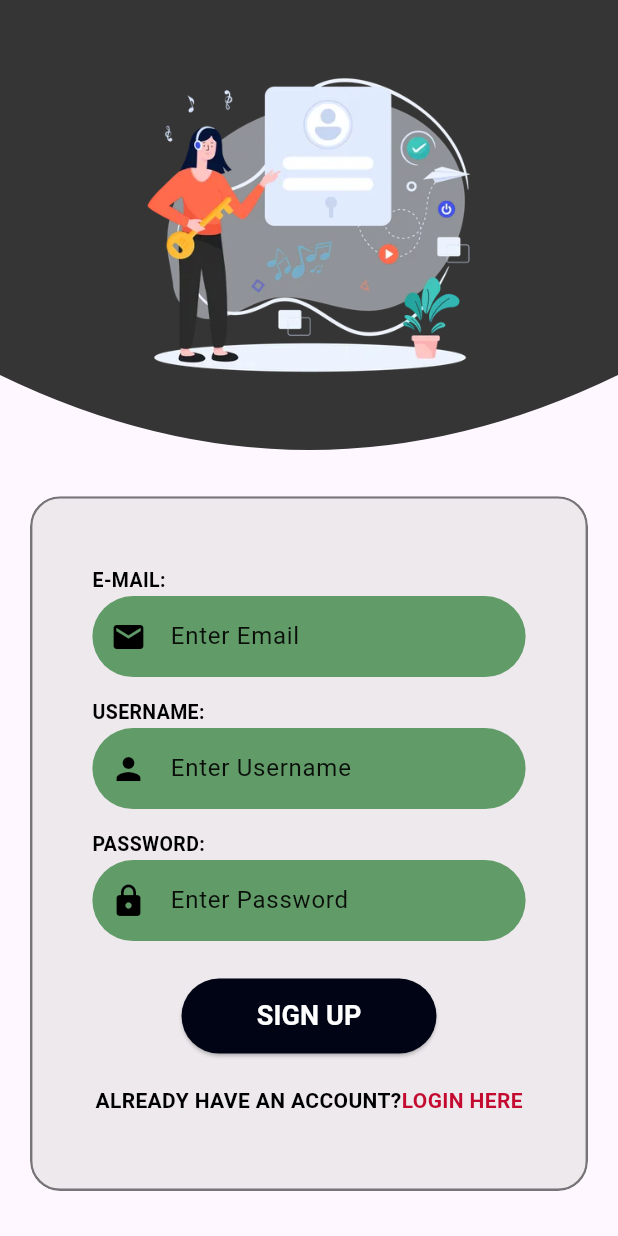
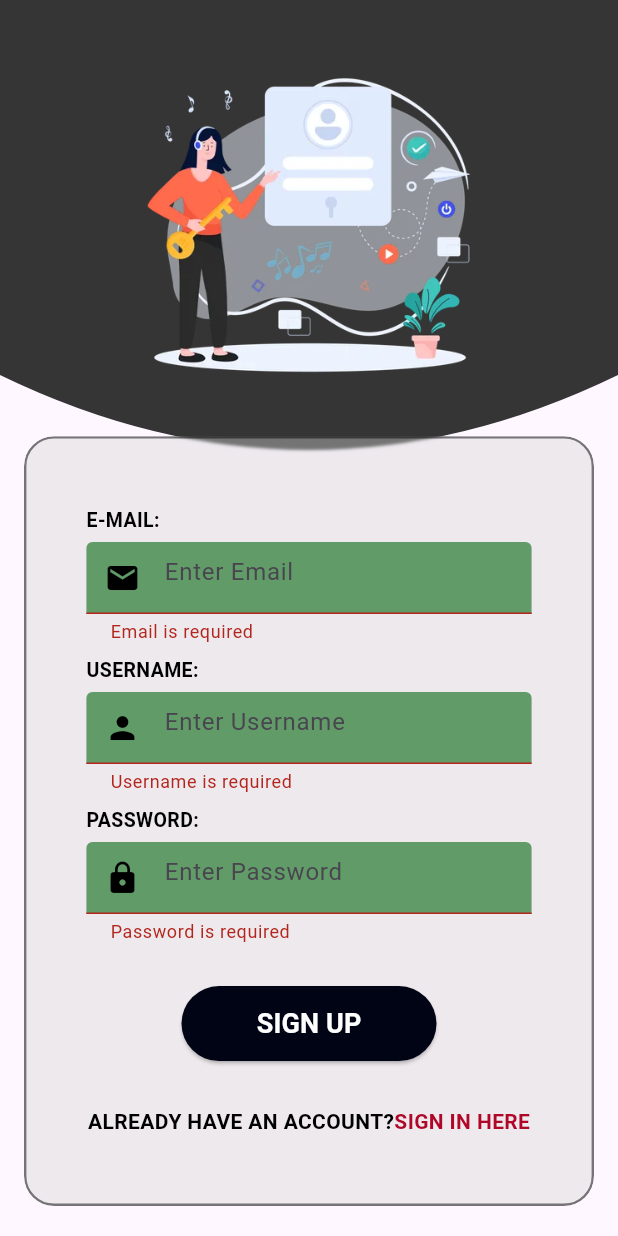
Before and after one commit to Thisarani123/Dietary_Log_Application, a Flutter app: the SignUpScreen screen opened by its route, after a tap on "SIGN UP", on a phone screen of 412 x 824 dp. Run offline on Flutter 3.47's test engine with Material 3 defaults, Android fonts, the light colour scheme and no system bars; our stand-ins replace cloud_firestore, firebase_auth, firebase_core, firebase_storage, google_fonts, image_picker and 1 more; accounts and stored records are empty.

Commit message:
Updated Sign up page

```diff
--- a/lib/SignupPage.dart
+++ b/lib/SignupPage.dart
@@ -13,20 +13,90 @@
 }
 
 class _SignUpScreenState extends State<SignUpScreen> {
-  TextEditingController _emailTextController = TextEditingController();
-  TextEditingController _usernameTextController = TextEditingController();
-  TextEditingController _passwordTextController = TextEditingController();
+  final TextEditingController _emailTextController = TextEditingController();
+  final TextEditingController _usernameTextController = TextEditingController();
+  final TextEditingController _passwordTextController = TextEditingController();
+  final FirebaseAuth _auth = FirebaseAuth.instance;
+  final FirebaseFirestore _firestore = FirebaseFirestore.instance;
 
-  void _createUserInFirestore(String email, String username, String password) {
-    FirebaseFirestore.instance.collection('users').add({
-      'email': email,
-      'username': username,
-      'password': password,
-    }).then((value) {
-      print("User added to Firestore with ID: ${value.id}");
-    }).catchError((error) {
-      print("Failed to add user to Firestore: $error");
+  String? emailError;
+  String? usernameError;
+  String? passwordError;
+  bool _isLoading = false;
+
+  void _signUp() async {
+    String email = _emailTextController.text.trim();
+    String username = _usernameTextController.text.trim();
+    String password = _passwordTextController.text.trim();
+
+    setState(() {
+      emailError = email.isEmpty ? "Email is required" : null;
+      usernameError = username.isEmpty ? "Username is required" : null;
+      passwordError = password.isEmpty
+          ? "Password is required"
+          : password.length < 8
+              ? "Password must be at least 8 characters long"
+              : null;
     });
+
+    if (emailError != null || usernameError != null || passwordError != null) return;
+
+    if (!RegExp(r"^[a-zA-Z0-9._%+-]+@[a-zA-Z0-9.-]+\.[a-zA-Z]{2,}$")
+        .hasMatch(email)) {
+      setState(() {
+        emailError = "Enter a valid email address";
+      });
+      return;
+    }
+
+    // Check if email is already taken in Firestore
+    var existingUser = await _firestore
+        .collection('users')
+        .where('email', isEqualTo: email)
+        .get();
+
+    if (existingUser.docs.isNotEmpty) {
+      setState(() {
+        emailError = "Email already exists";
+      });
+      return;
+    }
+
+    var existingUsername = await _firestore.collection('users').where('username', isEqualTo: username).get();
+    if (existingUsername.docs.isNotEmpty) {
+      setState(() {
+        usernameError = "Username already taken";
+      });
+      return;
+    }
+
+    try {
+      setState(() {
+        _isLoading = true;
+      });
+
+      UserCredential userCredential = await _auth.createUserWithEmailAndPassword(email: email, password: password);
+      await userCredential.user!.sendEmailVerification();
+
+
+      await _firestore.collection('users').doc(userCredential.user!.uid).set({
+        'email': email,
+        'username': username,
+      });
+
+      _showError("Verification email sent. Please verify before logging in.");
+      Navigator.pushReplacement(context, MaterialPageRoute(builder: (context) => Signinpage()));
+    } on FirebaseAuthException catch (e) {
+      _showError(e.message ?? "Sign up failed!");
+    } finally {
+      setState(() {
+        _isLoading = false;
+      });
+    }
+  }
+
+  void _showError(String message) {
+    ScaffoldMessenger.of(context).showSnackBar(SnackBar(content: Text(message)));
   }
 
   @override
@@ -52,46 +122,48 @@
           Align(
             alignment: Alignment.bottomCenter,
             child: Padding(
-              padding: const EdgeInsets.symmetric(horizontal: 20, vertical: 30),
+              padding: const EdgeInsets.symmetric(horizontal: 16, vertical: 20),
               child: Glassmorphism(
                 blur: 1,
                 opacity: 0.4,
                 radius: 20,
                 child: Container(
-                  height: 430,
+                  height: 480,
                   width: double.infinity,
                   alignment: Alignment.topCenter,
-                  padding:
-                      const EdgeInsets.symmetric(horizontal: 25, vertical: 30),
+                  padding: const EdgeInsets.symmetric(horizontal: 25, vertical: 30),
                   child: Column(
                     children: [
-                      buildInputField("E-MAIL:", "Enter Email", Icons.email,
-                          false, _emailTextController),
-                      buildInputField("USERNAME:", "Enter Username",
-                          Icons.person, false, _usernameTextController),
-                      buildInputField("PASSWORD:", "Enter Password", Icons.lock,
-                          true, _passwordTextController),
-                      SizedBox(height: 1),
-                      signInSignUpButton(context, false, () {
-                        FirebaseAuth.instance
-                            .createUserWithEmailAndPassword(
-                                email: _emailTextController.text,
-                                password: _passwordTextController.text)
-                            .then((value) {
-                          _createUserInFirestore(
-                              _emailTextController.text,
-                              _usernameTextController.text,
-                              _passwordTextController.text);
-                          Navigator.push(
-                              context,
-                              MaterialPageRoute(
-                                  builder: (context) => Signinpage()));
-                        }).onError((error, stackTrace) {
-                          print("Error: ${error.toString()}");
-                        });
-                      }),
-                      SizedBox(height: 1),
-                      signOption(),
+                      buildInputField(
+                        "E-MAIL:",
+                        "Enter Email",
+                        Icons.email,
+                        false,
+                        _emailTextController,
+                        emailError,
+                      ),
+                      buildInputField(
+                        "USERNAME:",
+                        "Enter Username",
+                        Icons.person,
+                        false,
+                        _usernameTextController,
+                        usernameError,
+                      ),
+                      buildInputField(
+                        "PASSWORD:",
+                        "Enter Password",
+                        Icons.lock,
+                        true,
+                        _passwordTextController,
+                        passwordError,
+                      ),
+                      const SizedBox(height: 10),
+                      _isLoading
+                          ? CircularProgressIndicator()
+                          : signInSignUpButton(context, false, _signUp),
+                      const SizedBox(height: 10),
+                      signInOption(),
                     ],
                   ),
                 ),
@@ -102,23 +174,43 @@
       ),
     );
   }
-  Widget buildInputField(String label, String hint, IconData icon,
-      bool isPassword, TextEditingController controller) {
+
+  Widget buildInputField(String label, String hint, IconData icon, bool isPassword,
+      TextEditingController controller, String? error) {
     return Column(
       crossAxisAlignment: CrossAxisAlignment.start,
       children: [
         Text(label,
-            style: TextStyle(
-                color: Colors.black,
-                fontSize: 13,
-                fontWeight: FontWeight.bold)),
-        SizedBox(height: 1),
-        reusableTextField(hint, icon, isPassword, controller),
-        SizedBox(height: 8),
+            style: const TextStyle(
+                color: Colors.black, fontSize: 13, fontWeight: FontWeight.bold)),
+        const SizedBox(height: 5),
+        TextField(
+          controller: controller,
+          obscureText: isPassword,
+          decoration: InputDecoration(
+            hintText: hint,
+            prefixIcon: Icon(icon, color: Colors.black),
+            filled: true,
+            fillColor: Color.fromARGB(255, 82, 147, 90).withOpacity(0.9),
+            errorText: error,
+            focusedBorder: OutlineInputBorder(
+              borderRadius: BorderRadius.circular(80),
+              borderSide: BorderSide(
+                  color: error != null ? Colors.red : Colors.black),
+            ),
+            enabledBorder: OutlineInputBorder(
+              borderRadius: BorderRadius.circular(80),
+              borderSide: BorderSide(
+                  color: error != null ? Colors.red : Colors.black),
+            ),
+          ),
+        ),
+        const SizedBox(height: 8),
       ],
     );
   }
-  Row signOption() {
+
+  Row signInOption() {
     return Row(
       mainAxisAlignment: MainAxisAlignment.center,
       children: [
@@ -130,9 +222,9 @@
                 context, MaterialPageRoute(builder: (context) => Signinpage()));
           },
           child: const Text(
-            "LOGIN HERE",
+            "SIGN IN HERE",
             style: TextStyle(
-                color: Color.fromARGB(255, 196, 10, 47),
+                color: Color.fromARGB(255, 176, 6, 40),
                 fontWeight: FontWeight.bold),
           ),
         ),
@@ -140,6 +232,8 @@
     );
   }
 }
+
+
 class CustomClippath extends CustomClipper<Path> {
   @override
   Path getClip(Size size) {
@@ -153,6 +247,7 @@
     path.close();
     return path;
   }
+
   @override
   bool shouldReclip(CustomClipper<Path> oldClipper) {
     return false;
```
